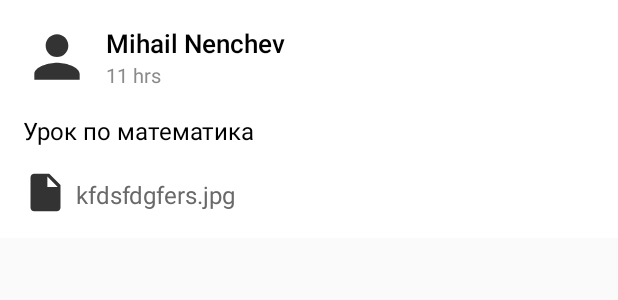
After one commit to peter2001950-001/MOFOUI, an Android app: the layout feed_item.xml on its own in the app's theme, with its tools: preview values and no code run, on a phone screen of 412 x 824 dp. The commit adds this screen. Shown: the top 300 px of the screen. Run offline under Robolectric (Android 15) with nearby library versions, the phone set to English and light mode, and no system bars; network calls fail.

Commit message:
New feed implemented but not displaying files

```diff
--- a/MOFOUI/app/src/main/java/models/Constants.java
+++ b/MOFOUI/app/src/main/java/models/Constants.java
@@ -4,5 +4,5 @@ public  final class Constants {
     /***
      * WEB LINK SHOULD NOT END WITH "/"
      */
-    public final static  String URl = "http://192.168.8.102:59192";
+    public final static  String URl = "http://192.168.0.101:59192";
 }
--- /dev/null
+++ b/MOFOUI/app/src/main/res/drawable-anydpi/ic_file.xml
@@ -0,0 +1,10 @@
+<vector xmlns:android="http://schemas.android.com/apk/res/android"
+    android:width="24dp"
+    android:height="24dp"
+    android:viewportWidth="24"
+    android:viewportHeight="24"
+    android:tint="#333333">
+    <path
+        android:fillColor="#FF000000"
+        android:pathData="M6,2c-1.1,0 -1.99,0.9 -1.99,2L4,20c0,1.1 0.89,2 1.99,2L18,22c1.1,0 2,-0.9 2,-2L20,8l-6,-6L6,2zM13,9L13,3.5L18.5,9L13,9z"/>
+</vector>
--- /dev/null
+++ b/MOFOUI/app/src/main/res/drawable-anydpi/ic_user_avatar.xml
@@ -0,0 +1,10 @@
+<vector xmlns:android="http://schemas.android.com/apk/res/android"
+    android:width="24dp"
+    android:height="24dp"
+    android:viewportWidth="24"
+    android:viewportHeight="24"
+    android:tint="#333333">
+    <path
+        android:fillColor="#FF000000"
+        android:pathData="M12,12c2.21,0 4,-1.79 4,-4s-1.79,-4 -4,-4 -4,1.79 -4,4 1.79,4 4,4zM12,14c-2.67,0 -8,1.34 -8,4v2h16v-2c0,-2.66 -5.33,-4 -8,-4z"/>
+</vector>
--- /dev/null
+++ b/MOFOUI/app/src/main/res/layout/feed_item.xml
@@ -0,0 +1,102 @@
+<?xml version="1.0" encoding="utf-8"?>
+<RelativeLayout xmlns:android="http://schemas.android.com/apk/res/android"
+    xmlns:app="http://schemas.android.com/apk/res-auto"
+    android:layout_width="match_parent"
+    android:layout_height="wrap_content"
+    android:layout_marginBottom="10dp"
+    android:background="@color/white">
+
+    <RelativeLayout
+        android:id="@+id/rellay1"
+        android:layout_width="match_parent"
+        android:layout_height="wrap_content"
+        android:layout_marginLeft="15dp"
+        android:layout_marginRight="15dp"
+        android:layout_marginTop="15dp">
+
+        <ImageView
+            android:id="@+id/imgView_proPic"
+            android:layout_width="45dp"
+            android:layout_height="45dp"
+            android:adjustViewBounds="true"
+            android:scaleType="fitCenter"
+            android:src="@drawable/ic_user_avatar" />
+
+        <LinearLayout
+            android:layout_width="wrap_content"
+            android:layout_height="wrap_content"
+            android:layout_centerVertical="true"
+            android:layout_marginLeft="10dp"
+            android:layout_toRightOf="@+id/imgView_proPic"
+            android:orientation="vertical">
+
+            <TextView
+                android:id="@+id/username"
+                android:layout_width="wrap_content"
+                android:layout_height="wrap_content"
+                android:fontFamily="sans-serif-medium"
+                android:text="Mihail Nenchev"
+                android:textColor="@color/black"
+                android:textSize="17sp" />
+
+            <TextView
+                android:id="@+id/dateTimeUploaded"
+                android:layout_width="wrap_content"
+                android:layout_height="wrap_content"
+                android:fontFamily="sans-serif"
+                android:text="11 hrs"
+                android:textColor="@color/grey"
+                android:textSize="13sp" />
+
+        </LinearLayout>
+
+    </RelativeLayout>
+
+    <TextView
+        android:id="@+id/description"
+        android:layout_width="match_parent"
+        android:layout_height="wrap_content"
+        android:layout_below="@+id/rellay1"
+        android:layout_marginLeft="15dp"
+        android:layout_marginRight="15dp"
+        android:layout_marginTop="15dp"
+        android:text="Урок по математика"
+        android:textColor="@color/black"
+        android:textSize="16sp" />
+
+    <RelativeLayout
+        android:id="@+id/rellay2"
+        android:layout_width="match_parent"
+        android:layout_height="wrap_content"
+        android:layout_below="@+id/description"
+        android:layout_marginLeft="15dp"
+        android:layout_marginRight="15dp"
+        android:layout_marginTop="15dp"
+        android:layout_marginBottom="15dp">
+
+
+        <LinearLayout
+            android:id="@+id/file_view"
+            android:layout_width="match_parent"
+            android:layout_height="wrap_content">
+            <ImageView
+                android:id="@+id/file_image"
+                android:layout_width="30dp"
+                android:layout_height="30dp"
+                android:adjustViewBounds="true"
+                android:scaleType="fitCenter"
+                android:src="@drawable/ic_file"/>
+            <TextView
+                android:id="@+id/fileName"
+                android:layout_width="match_parent"
+                android:layout_height="wrap_content"
+                android:layout_marginLeft="5dp"
+                android:layout_marginTop="5dp"
+                android:text="kfdsfdgfers.jpg"
+                android:textColor="@color/dark_grey"
+                android:textSize="16sp"
+                />
+
+        </LinearLayout>
+    </RelativeLayout>
+</RelativeLayout>
--- a/MOFOUI/app/src/main/res/values/colors.xml
+++ b/MOFOUI/app/src/main/res/values/colors.xml
@@ -3,4 +3,11 @@
     <color name="colorPrimary">#008577</color>
     <color name="colorPrimaryDark">#00574B</color>
     <color name="colorAccent">#D81B60</color>
+
+
+    <color name="black">#000000</color>
+    <color name="light_grey">#e4e4e4</color>
+    <color name="grey">#8b8b8b</color>
+    <color name="dark_grey">#696969</color>
+    <color name="white">#FFFFFF</color>
 </resources>
```
Also changed, not shown: MOFOUI/app/src/main/java/com/example/mofoui/Feed.java (+12 -9 lines), MOFOUI/app/src/main/java/com/example/mofoui/FeedAdapter.java (added, +61 -0 lines), MOFOUI/app/src/main/java/com/example/mofoui/MainActivity.java (+20 -13 lines), MOFOUI/app/src/main/java/models/File.java (+63 -8 lines), MOFOUI/app/src/main/res/layout/activity_feed.xml (+6 -4 lines), MOFOUI/app/src/main/res/drawable-hdpi/ic_file.png (added), MOFOUI/app/src/main/res/drawable-hdpi/ic_user_avatar.png (added), MOFOUI/app/src/main/res/drawable-mdpi/ic_file.png (added), MOFOUI/app/src/main/res/drawable-mdpi/ic_user_avatar.png (added), MOFOUI/app/src/main/res/drawable-xhdpi/ic_file.png (added), MOFOUI/app/src/main/res/drawable-xhdpi/ic_user_avatar.png (added), MOFOUI/app/src/main/res/drawable-xxhdpi/ic_file.png (added), MOFOUI/app/src/main/res/drawable-xxhdpi/ic_user_avatar.png (added).
